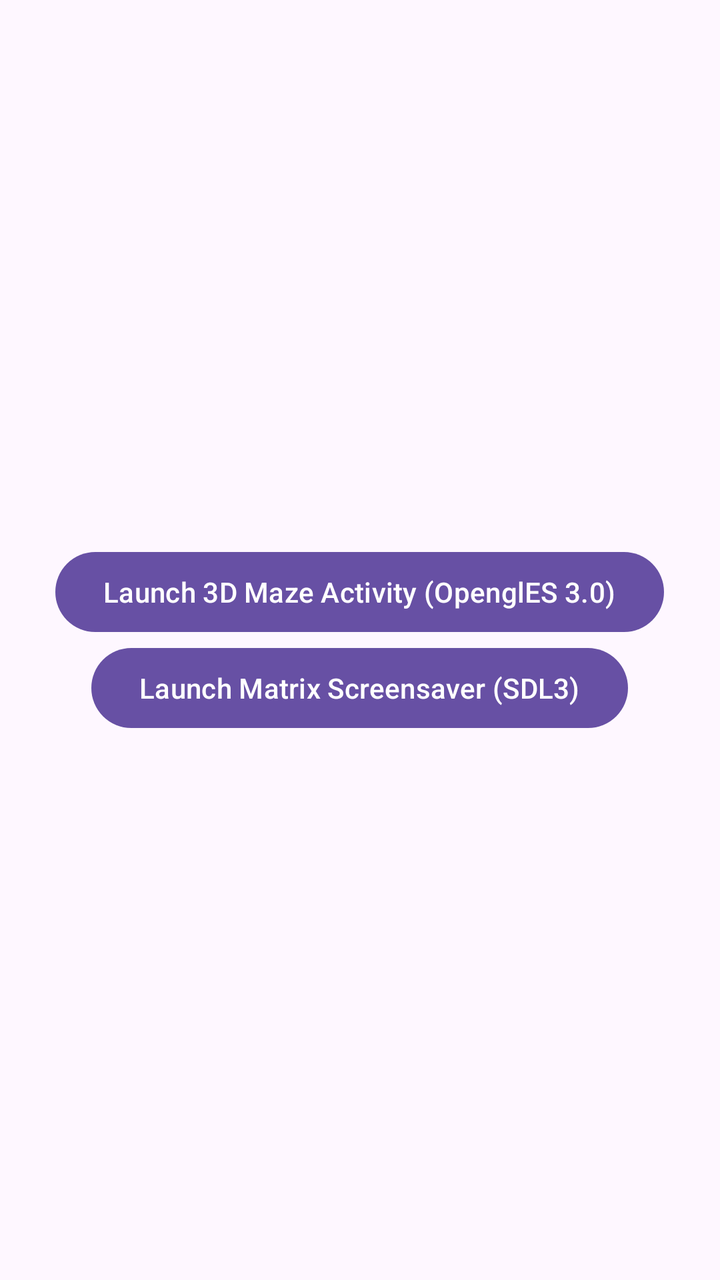
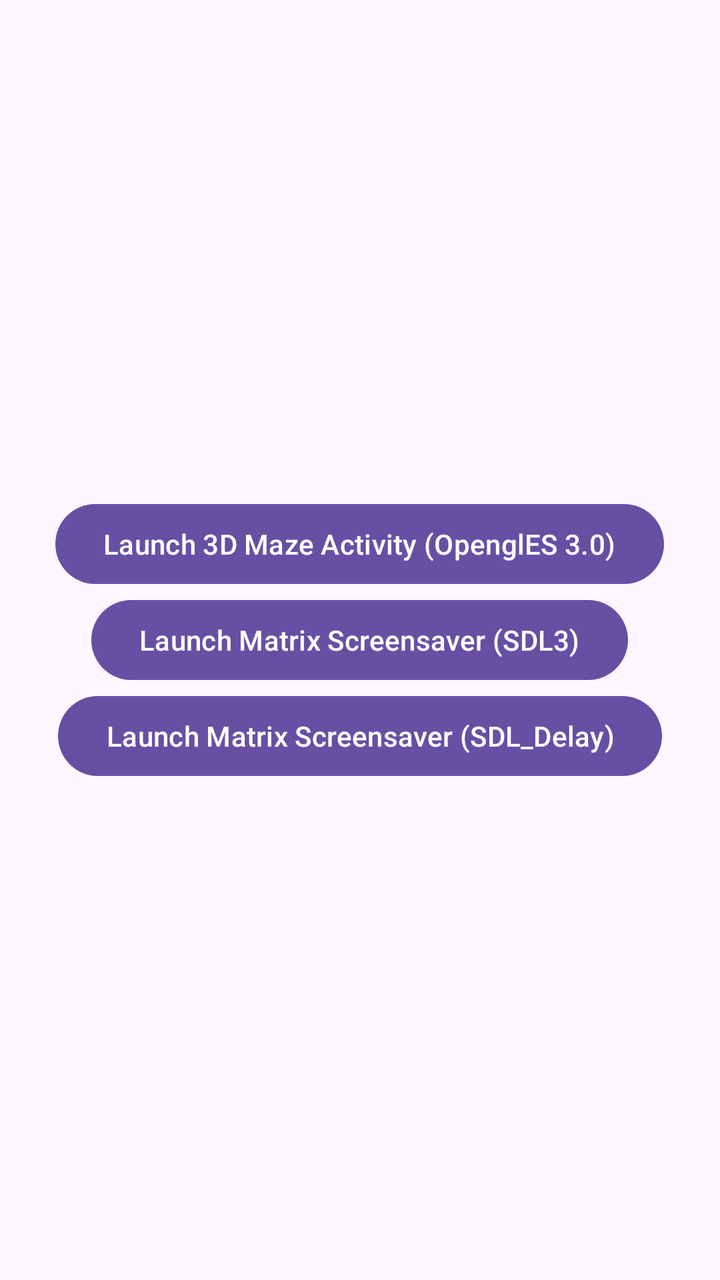

The first picture is an Android layout as it rendered before a commit; the second is the same layout after the commit. The layout source and the unified diff follow.
<!-- AndroidManifest.xml: activity theme Theme.Testsdl -->
<!-- res/layout/activity_main.xml -->
<?xml version="1.0" encoding="utf-8"?>
<LinearLayout xmlns:android="http://schemas.android.com/apk/res/android"
    android:layout_width="match_parent"
    android:layout_height="match_parent"
    android:gravity="center"
    android:orientation="vertical"
    android:padding="16dp">

    <Button
        android:id="@+id/launchButton"
        android:layout_width="wrap_content"
        android:layout_height="wrap_content"
        android:text="@string/launch_3d_maze_activity_opengles_3_0" />
    <Button
        android:id="@+id/button_matrix"
        android:layout_width="wrap_content"
        android:layout_height="wrap_content"
        android:text="@string/launch_matrix_screensaver_sdl3" />
</LinearLayout>
<!-- resources referenced by this layout -->
<resources>
  <string name="launch_3d_maze_activity_opengles_3_0">Launch 3D Maze Activity (OpenglES 3.0)</string>
  <string name="launch_matrix_screensaver_sdl3">Launch Matrix Screensaver (SDL3)</string>
  <style name="Theme.Testsdl" parent="Theme.MaterialComponents.DayNight.DarkActionBar">
          
          <item name="colorPrimary">@color/purple_500</item>
          <item name="colorPrimaryVariant">@color/purple_700</item>
          <item name="colorOnPrimary">@color/white</item>
          
          <item name="colorSecondary">@color/teal_200</item>
          <item name="colorSecondaryVariant">@color/teal_700</item>
          <item name="colorOnSecondary">@color/black</item>
          
          <item name="android:statusBarColor">?attr/colorPrimaryVariant</item>
          
      </style>
  <color name="purple_500">#FF6200EE</color>
  <color name="purple_700">#FF3700B3</color>
  <color name="white">#FFFFFFFF</color>
  <color name="teal_200">#FF03DAC5</color>
  <color name="teal_700">#FF018786</color>
  <color name="black">#FF000000</color>
</resources>

<!-- the commit's change to res/layout/activity_main.xml (unified diff, before → after) -->
@@ -16,4 +16,9 @@
         android:layout_width="wrap_content"
         android:layout_height="wrap_content"
         android:text="@string/launch_matrix_screensaver_sdl3" />
+    <Button
+        android:id="@+id/button_matrix_sdl_delay"
+        android:layout_width="wrap_content"
+        android:layout_height="wrap_content"
+        android:text="@string/launch_matrix_screensaver_sdl_delay" />
 </LinearLayout>
<!-- resource entries referenced after the edit -->
@@ -2,6 +2,7 @@
 <resources>
   <string name="launch_3d_maze_activity_opengles_3_0">Launch 3D Maze Activity (OpenglES 3.0)</string>
   <string name="launch_matrix_screensaver_sdl3">Launch Matrix Screensaver (SDL3)</string>
+  <string name="launch_matrix_screensaver_sdl_delay">Launch Matrix Screensaver (SDL_Delay)</string>
   <style name="Theme.Testsdl" parent="Theme.MaterialComponents.DayNight.DarkActionBar">
           
           <item name="colorPrimary">@color/purple_500</item>
